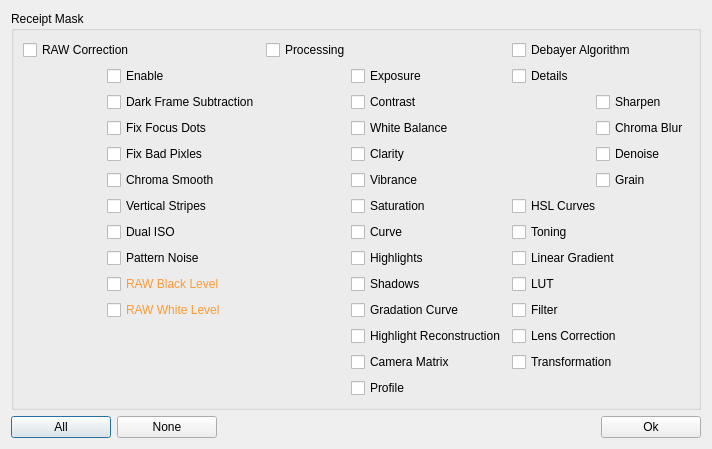
This is platform/qt/ReceiptCopyMaskDialog.ui in ilia3101/MLV-App as Qt 5 draws it before an edit. The edited form follows.
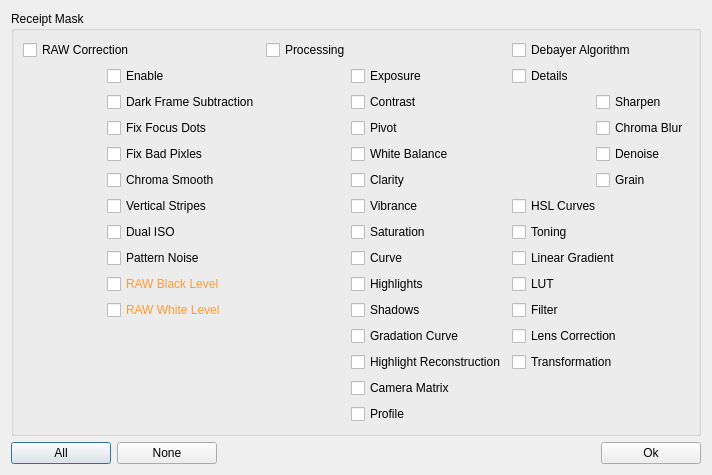
This is the edited form.

Commit message: Added pivot to receipt

Patch:
```diff
--- a/platform/qt/ReceiptCopyMaskDialog.ui
+++ b/platform/qt/ReceiptCopyMaskDialog.ui
@@ -7,7 +7,7 @@
     <x>0</x>
     <y>0</y>
     <width>712</width>
-    <height>402</height>
+    <height>406</height>
    </rect>
   </property>
   <property name="windowTitle">
@@ -23,7 +23,7 @@
       <item row="0" column="0">
        <layout class="QGridLayout" name="gridLayout">
         <property name="verticalSpacing">
-         <number>-1</number>
+         <number>6</number>
         </property>
         <item row="0" column="0" colspan="2">
          <widget class="QCheckBox" name="checkBoxRawCorrection">
@@ -147,7 +147,7 @@
         <item row="1" column="1" rowspan="11">
          <layout class="QVBoxLayout" name="verticalLayout_3">
           <property name="spacing">
-           <number>-1</number>
+           <number>6</number>
           </property>
           <property name="sizeConstraint">
            <enum>QLayout::SetMinimumSize</enum>
@@ -256,7 +256,7 @@
         <item row="1" column="3" rowspan="11">
          <layout class="QVBoxLayout" name="verticalLayout_2">
           <property name="spacing">
-           <number>-1</number>
+           <number>6</number>
           </property>
           <property name="sizeConstraint">
            <enum>QLayout::SetMinimumSize</enum>
@@ -275,6 +275,13 @@
             </property>
            </widget>
           </item>
+          <item>
+           <widget class="QCheckBox" name="checkBoxPivot">
+            <property name="text">
+             <string>Pivot</string>
+            </property>
+           </widget>
+          </item>
           <item>
            <widget class="QCheckBox" name="checkBoxWb">
             <property name="text">
```
Left out of the diff: 2 changed lines with no effect on the pictures. The commit also changes 3 other files.
